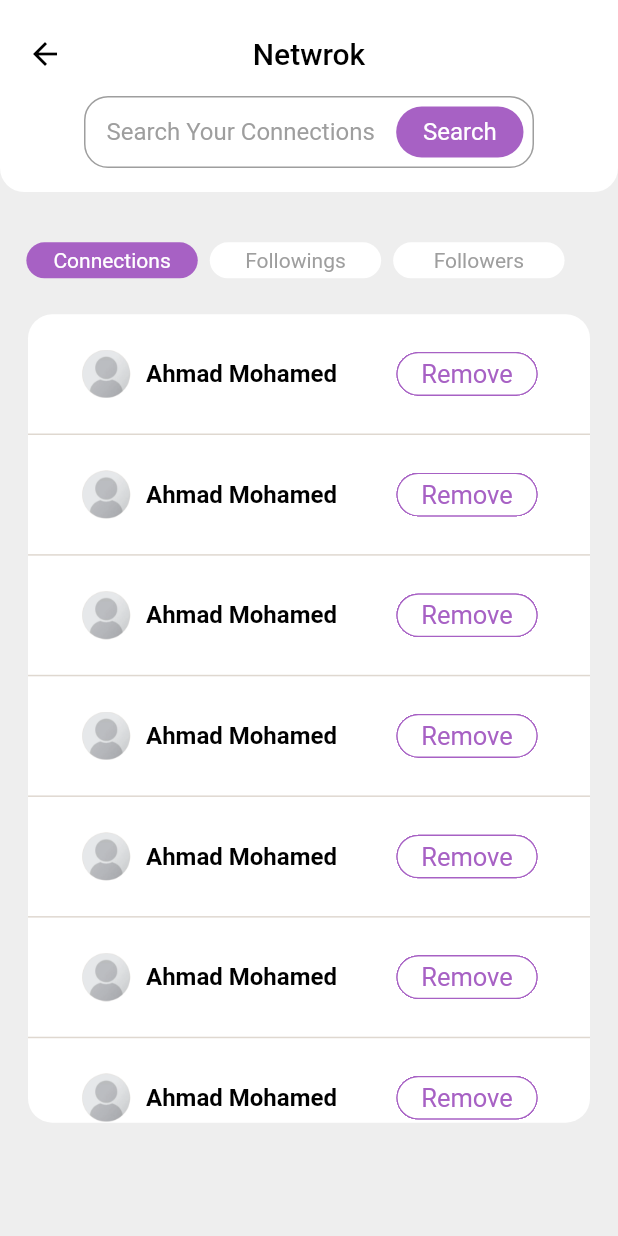
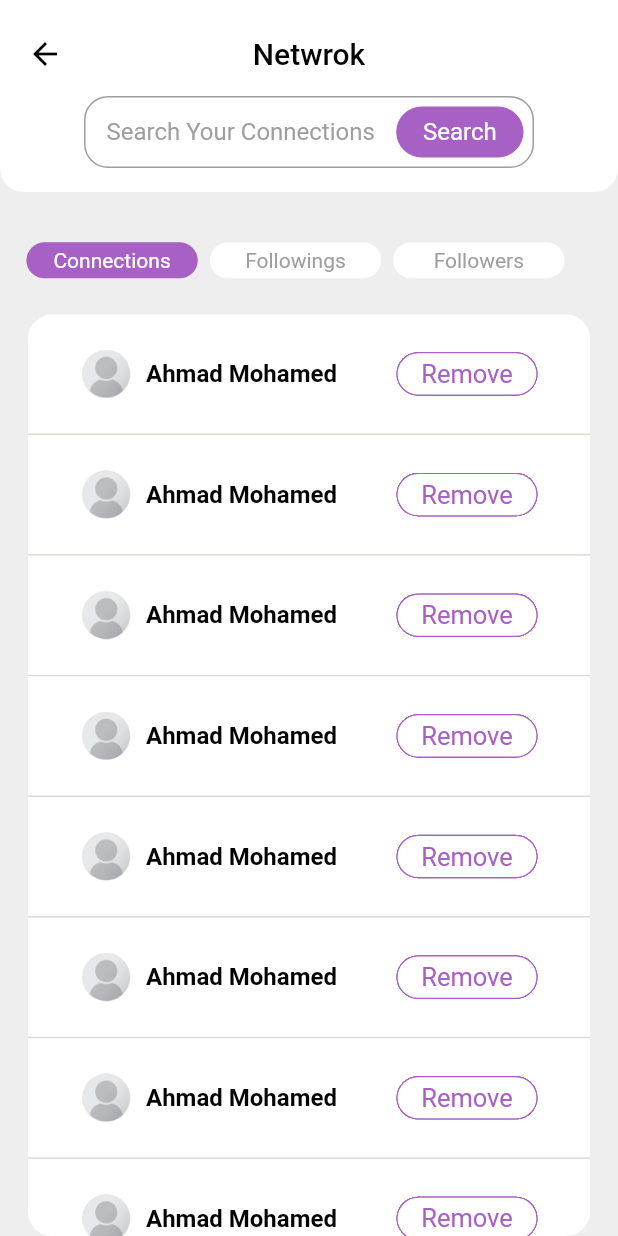
Before and after one commit to AbedelrahmanD/Moments-Flutter, a Flutter app: the Network screen opened directly, on a phone screen of 412 x 824 dp. Run offline on Flutter 3.47's test engine with Material 2 defaults, Android fonts, the phone set to English and light mode, and no system bars; our stand-ins replace cached_network_image, connectivity_plus, extended_image, flutter_svg, get; missing offline and left inert: country_pickers.

Commit message:
network listview scroll fix

```diff
--- a/lib/main.dart
+++ b/lib/main.dart
@@ -1,10 +1,11 @@
 import 'package:flutter/material.dart';
+import 'package:moment/helpers/config.dart';
 import 'package:moment/screens/login_mobile.dart';
 import 'package:get/get.dart';
 void main() {
   runApp(GetMaterialApp(
     theme: ThemeData(
-      primarySwatch: Colors.green,
+      primarySwatch: primaryColorSwatch,
 
     ),
     home:const LoginMobile(),
--- a/lib/screens/network.dart
+++ b/lib/screens/network.dart
@@ -67,8 +67,7 @@ class _NetworkState extends State<Network> {
             ),
           ),
         ),
-        body: SingleChildScrollView(
-          child: Column(
+        body: Column(
           children: [
             CmContainer(
               height: 64,
@@ -99,20 +98,14 @@ class _NetworkState extends State<Network> {
               ),
             ),
 
-              CmContainer(
+            Expanded(
+              child: CmContainer(
                   color: Colors.white,
                   borderRadiusAll: 16,
                   width: widthAccordingRation(context, 341),
                   height: heightAccordingRation(context, 531),
-                  child: SingleChildScrollView(
+                  child: ListView.builder(
                   physics: const BouncingScrollPhysics(),
-                    child: Column(
-                      mainAxisSize: MainAxisSize.min,
-                      children: [
-                        ListView.builder(
-                          shrinkWrap: true,
-                          physics: const ScrollPhysics(),
-                          // primary: false,
                     itemCount: users.length,
                     itemBuilder: (context, i) {
                       return CmContainer(
@@ -156,12 +149,9 @@ class _NetworkState extends State<Network> {
                         ),
                       );
                     },
-                        ),
+                  )),
+            )
           ],
-                    ),
-                  ))
-            ],
-          ),
         ));
   }
 }
--- a/pubspec.yaml
+++ b/pubspec.yaml
@@ -39,6 +39,7 @@ dependencies:
 
   country_pickers: ^2.0.0
   flutter_svg: ^1.1.6
+
 
 
   # The following adds the Cupertino Icons font to your application.
```
Also changed, not shown: pubspec.lock. Lines whose indentation alone changed are shown as unchanged.
